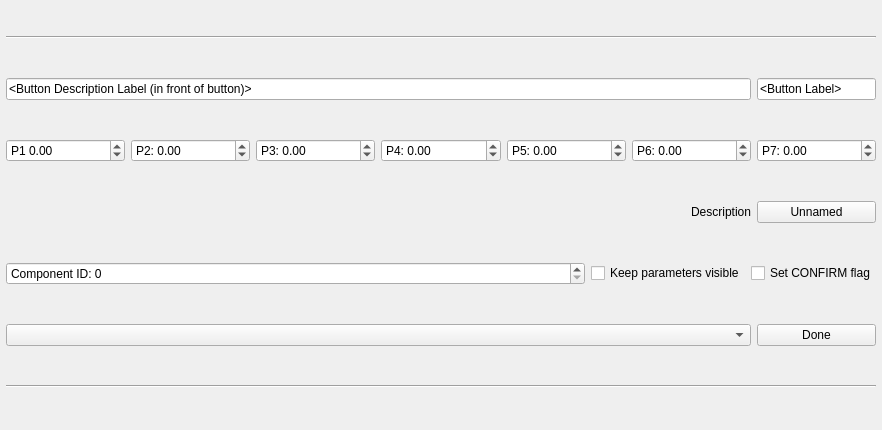
Before: the Qt Designer form src/ui/designer/QGCCommandButton.ui in mavlink/qgroundcontrol, drawn with Qt 5.
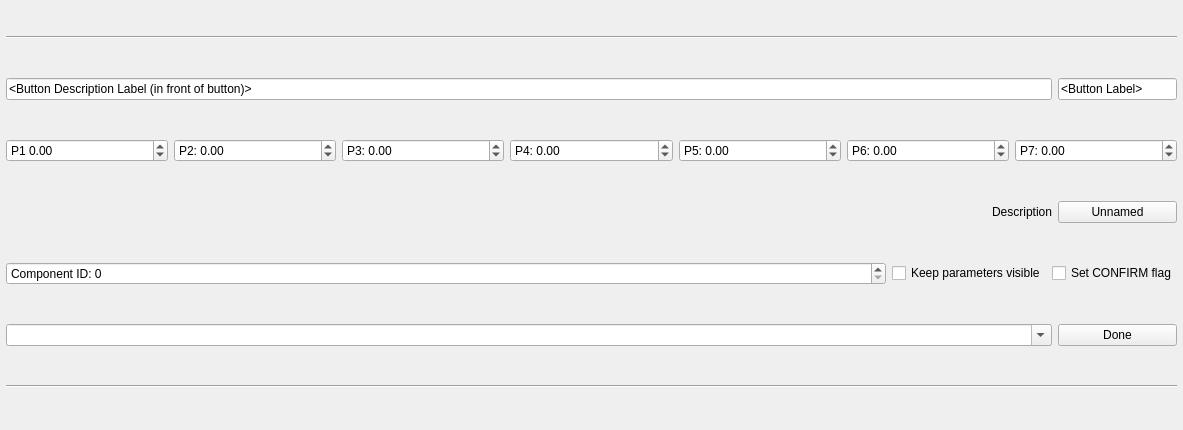
After: the same form once the commit is applied.

Commit message: Completed MAV_CMD enum in button, allowed to directly enter numbers into the form

The edit to the form file:
```diff
--- a/src/ui/designer/QGCCommandButton.ui
+++ b/src/ui/designer/QGCCommandButton.ui
@@ -6,7 +6,7 @@
    <rect>
     <x>0</x>
     <y>0</y>
-    <width>882</width>
+    <width>1183</width>
     <height>430</height>
    </rect>
   </property>
@@ -27,7 +27,11 @@
     <number>3</number>
    </property>
    <item row="7" column="0" colspan="3">
-    <widget class="QComboBox" name="editCommandComboBox"/>
+    <widget class="QComboBox" name="editCommandComboBox">
+     <property name="editable">
+      <bool>true</bool>
+     </property>
+    </widget>
    </item>
    <item row="7" column="3">
     <widget class="QPushButton" name="editFinishButton">
```
The commit also changes 1 other file.
